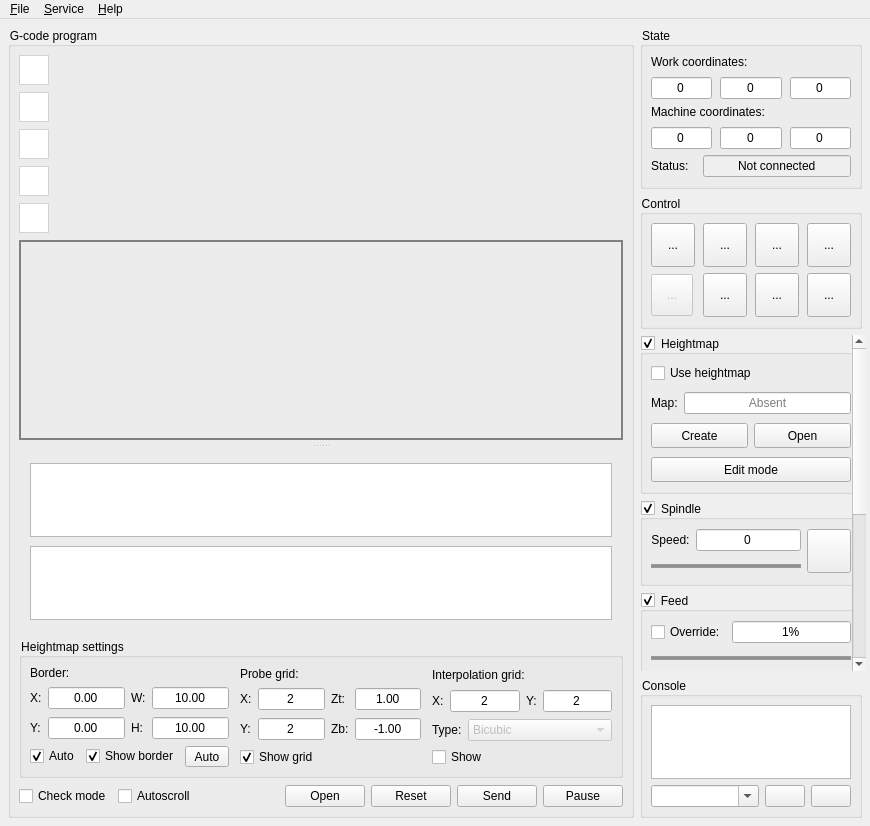
Old version of the form frmmain.ui in the repository Denvi/Candle.
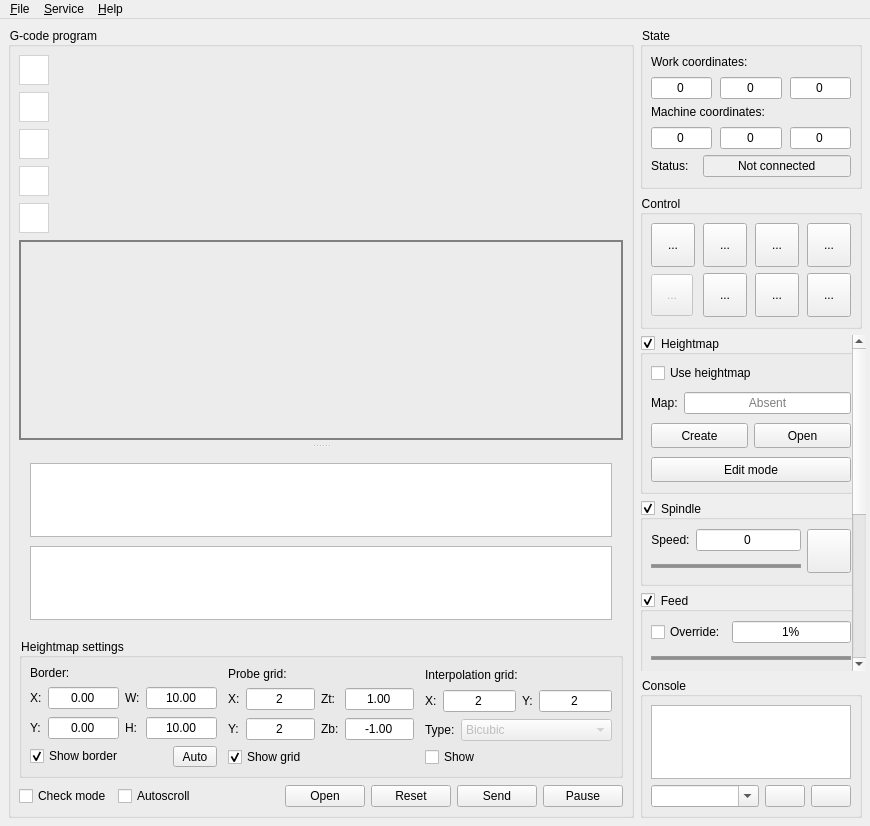
New version of the form. Icons and pictures are not drawn. Custom widgets are drawn as their Qt base class.

Patch:
```diff
--- a/frmmain.ui
+++ b/frmmain.ui
@@ -22,26 +22,6 @@
 	font-size: 9pt;
 }
 
-QScrollArea#scrollArea QScrollBar:vertical {
-/*	background-color: transparent;*/
-	border: none;
-    width: 2px;
-	padding-top: 8px;
-}
-QScrollArea#scrollArea QScrollBar::handle:vertical {
-    background: darkgray;
-}
-QScrollArea#scrollArea QScrollBar::add-line:vertical {
-	border: none;
-    background: none;
-    height: 0px;
-}
-QScrollArea#scrollArea QScrollBar::sub-line:vertical {
-    border: none;
-    background: none;
-    height: 0px;
-}
-
 QSpinBox, QDoubleSpinBox {
 	padding-top: 1px;
 	padding-bottom: 1px;
@@ -669,16 +649,6 @@
             </item>
             <item>
              <layout class="QHBoxLayout" name="horizontalLayout_18">
-              <item>
-               <widget class="QCheckBox" name="chkHeightMapBorderAuto">
-                <property name="text">
-                 <string>Auto</string>
-                </property>
-                <property name="checked">
-                 <bool>true</bool>
-                </property>
-               </widget>
-              </item>
               <item>
                <widget class="QCheckBox" name="chkHeightMapBorderShow">
                 <property name="text">
```
Left out of the diff: 68 changed lines with no effect on the pictures.
